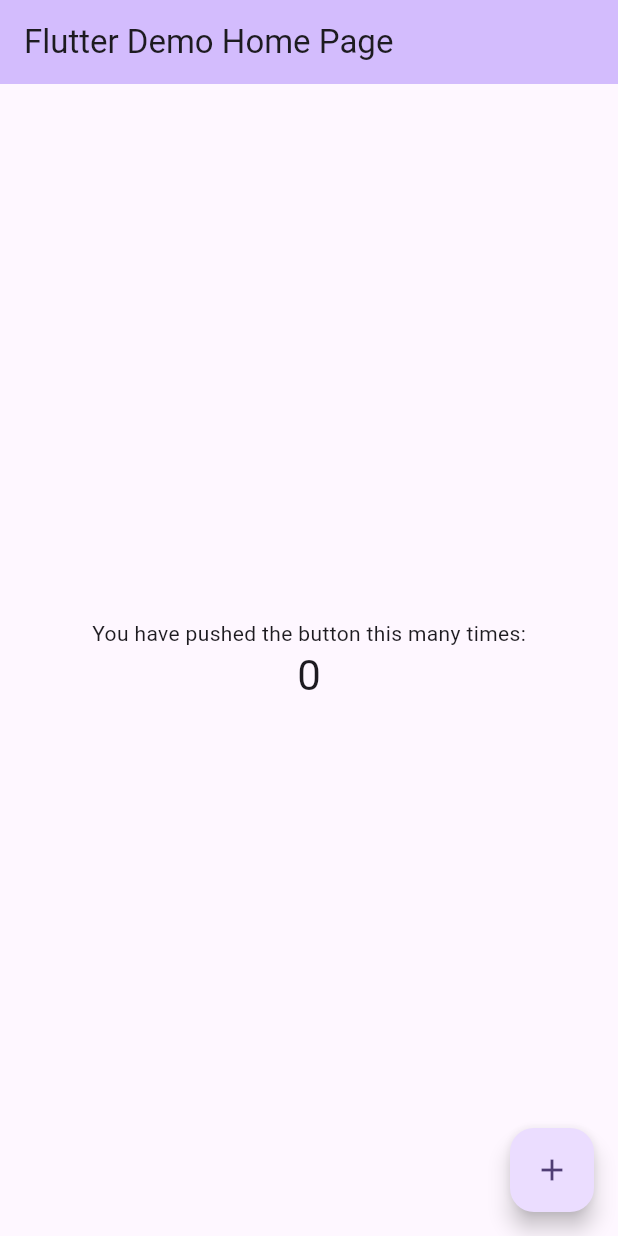
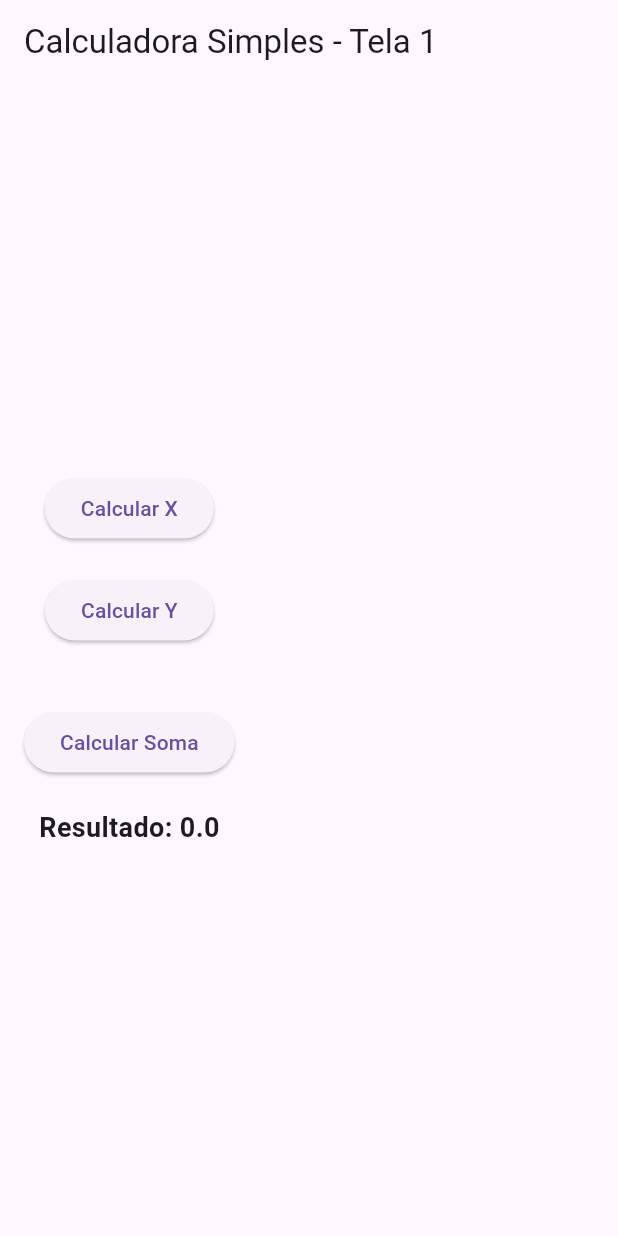
Before and after one commit to brunojamelli/calculadora_simples, a Flutter app: the screen it shows after launch, on a phone screen of 412 x 824 dp. Run offline on Flutter 3.47's test engine with Material 3 defaults, Android fonts, the phone set to English and light mode, and no system bars.

Commit message:
feat: criação lógica básica de transição de telas e passagem de informações

```diff
--- a/lib/main.dart
+++ b/lib/main.dart
@@ -1,122 +1,139 @@
 import 'package:flutter/material.dart';
 
 void main() {
-  runApp(const MyApp());
+  runApp(CalculadoraApp());
 }
 
-class MyApp extends StatelessWidget {
-  const MyApp({super.key});
-
-  // This widget is the root of your application.
+class CalculadoraApp extends StatelessWidget {
   @override
   Widget build(BuildContext context) {
     return MaterialApp(
-      title: 'Flutter Demo',
+      title: 'Calculadora Simples',
       theme: ThemeData(
-        // This is the theme of your application.
-        //
-        // TRY THIS: Try running your application with "flutter run". You'll see
-        // the application has a purple toolbar. Then, without quitting the app,
-        // try changing the seedColor in the colorScheme below to Colors.green
-        // and then invoke "hot reload" (save your changes or press the "hot
-        // reload" button in a Flutter-supported IDE, or press "r" if you used
-        // the command line to start the app).
-        //
-        // Notice that the counter didn't reset back to zero; the application
-        // state is not lost during the reload. To reset the state, use hot
-        // restart instead.
-        //
-        // This works for code too, not just values: Most code changes can be
-        // tested with just a hot reload.
-        colorScheme: ColorScheme.fromSeed(seedColor: Colors.deepPurple),
+        primarySwatch: Colors.blue,
       ),
-      home: const MyHomePage(title: 'Flutter Demo Home Page'),
+      home: Tela1(),
     );
   }
 }
 
-class MyHomePage extends StatefulWidget {
-  const MyHomePage({super.key, required this.title});
-
-  // This widget is the home page of your application. It is stateful, meaning
-  // that it has a State object (defined below) that contains fields that affect
-  // how it looks.
-
-  // This class is the configuration for the state. It holds the values (in this
-  // case the title) provided by the parent (in this case the App widget) and
-  // used by the build method of the State. Fields in a Widget subclass are
-  // always marked "final".
-
-  final String title;
-
+class Tela1 extends StatefulWidget {
   @override
-  State<MyHomePage> createState() => _MyHomePageState();
+  _Tela1State createState() => _Tela1State();
 }
 
-class _MyHomePageState extends State<MyHomePage> {
-  int _counter = 0;
+class _Tela1State extends State<Tela1> {
+  double x = 0.0;
+  double y = 0.0;
+  double resultado = 0.0;
 
-  void _incrementCounter() {
+  void _calcular() {
     setState(() {
-      // This call to setState tells the Flutter framework that something has
-      // changed in this State, which causes it to rerun the build method below
-      // so that the display can reflect the updated values. If we changed
-      // _counter without calling setState(), then the build method would not be
-      // called again, and so nothing would appear to happen.
-      _counter++;
+      resultado = x + y; // Calcula a soma
     });
+  }
+
+  void _navegarParaTela2(BuildContext context, String tipo) async {
+    // Navega para a Tela 2 e aguarda o resultado
+    final valor = await Navigator.push(
+      context,
+      MaterialPageRoute(
+        builder: (context) => Tela2(tipo: tipo),
+      ),
+    );
+
+    // Atualiza o valor de x ou y com o valor retornado
+    if (valor != null) {
+      setState(() {
+        if (tipo == 'x') {
+          x = valor;
+        } else {
+          y = valor;
+        }
+      });
+    }
   }
 
   @override
   Widget build(BuildContext context) {
-    // This method is rerun every time setState is called, for instance as done
-    // by the _incrementCounter method above.
-    //
-    // The Flutter framework has been optimized to make rerunning build methods
-    // fast, so that you can just rebuild anything that needs updating rather
-    // than having to individually change instances of widgets.
     return Scaffold(
       appBar: AppBar(
-        // TRY THIS: Try changing the color here to a specific color (to
-        // Colors.amber, perhaps?) and trigger a hot reload to see the AppBar
-        // change color while the other colors stay the same.
-        backgroundColor: Theme.of(context).colorScheme.inversePrimary,
-        // Here we take the value from the MyHomePage object that was created by
-        // the App.build method, and use it to set our appbar title.
-        title: Text(widget.title),
+        title: Text('Calculadora Simples - Tela 1'),
       ),
-      body: Center(
-        // Center is a layout widget. It takes a single child and positions it
-        // in the middle of the parent.
+      body: Padding(
+        padding: const EdgeInsets.all(16.0),
         child: Column(
-          // Column is also a layout widget. It takes a list of children and
-          // arranges them vertically. By default, it sizes itself to fit its
-          // children horizontally, and tries to be as tall as its parent.
-          //
-          // Column has various properties to control how it sizes itself and
-          // how it positions its children. Here we use mainAxisAlignment to
-          // center the children vertically; the main axis here is the vertical
-          // axis because Columns are vertical (the cross axis would be
-          // horizontal).
-          //
-          // TRY THIS: Invoke "debug painting" (choose the "Toggle Debug Paint"
-          // action in the IDE, or press "p" in the console), to see the
-          // wireframe for each widget.
           mainAxisAlignment: MainAxisAlignment.center,
-          children: <Widget>[
-            const Text('You have pushed the button this many times:'),
+          children: [
+            ElevatedButton(
+              onPressed: () => _navegarParaTela2(context, 'x'),
+              child: Text('Calcular X'),
+            ),
+            SizedBox(height: 20),
+            ElevatedButton(
+              onPressed: () => _navegarParaTela2(context, 'y'),
+              child: Text('Calcular Y'),
+            ),
+            SizedBox(height: 40),
+            ElevatedButton(
+              onPressed: _calcular,
+              child: Text('Calcular Soma'),
+            ),
+            SizedBox(height: 20),
             Text(
-              '$_counter',
-              style: Theme.of(context).textTheme.headlineMedium,
+              'Resultado: $resultado',
+              style: TextStyle(fontSize: 18, fontWeight: FontWeight.bold),
             ),
           ],
         ),
       ),
-      floatingActionButton: FloatingActionButton(
-        onPressed: _incrementCounter,
-        tooltip: 'Increment',
-        child: const Icon(Icons.add),
-      ), // This trailing comma makes auto-formatting nicer for build methods.
     );
   }
 }
+
+class Tela2 extends StatefulWidget {
+  final String tipo; // 'x' ou 'y'
+
+  Tela2({required this.tipo});
+
+  @override
+  _Tela2State createState() => _Tela2State();
+}
+
+class _Tela2State extends State<Tela2> {
+  final TextEditingController _controller = TextEditingController();
+
+  void _salvar() {
+    double valor = double.tryParse(_controller.text) ?? 0.0;
+    Navigator.pop(context, valor); // Retorna o valor para a Tela 1
+  }
+
+  @override
+  Widget build(BuildContext context) {
+    return Scaffold(
+      appBar: AppBar(
+        title: Text('Digite ${widget.tipo.toUpperCase()}'),
+      ),
+      body: Padding(
+        padding: const EdgeInsets.all(16.0),
+        child: Column(
+          children: [
+            TextField(
+              controller: _controller,
+              decoration: InputDecoration(
+                labelText: 'Digite ${widget.tipo.toUpperCase()}',
+                border: OutlineInputBorder(),
+              ),
+              keyboardType: TextInputType.numberWithOptions(decimal: true),
+            ),
+            SizedBox(height: 20),
+            ElevatedButton(
+              onPressed: _salvar,
+              child: Text('Salvar'),
+            ),
+          ],
+        ),
+      ),
+    );
+  }
+}
```
Also changed, not shown: 1 other file.
